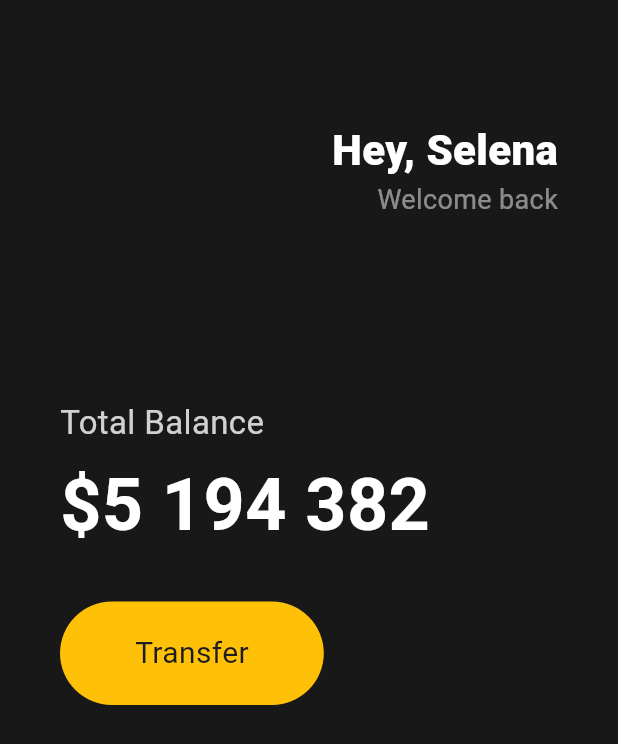
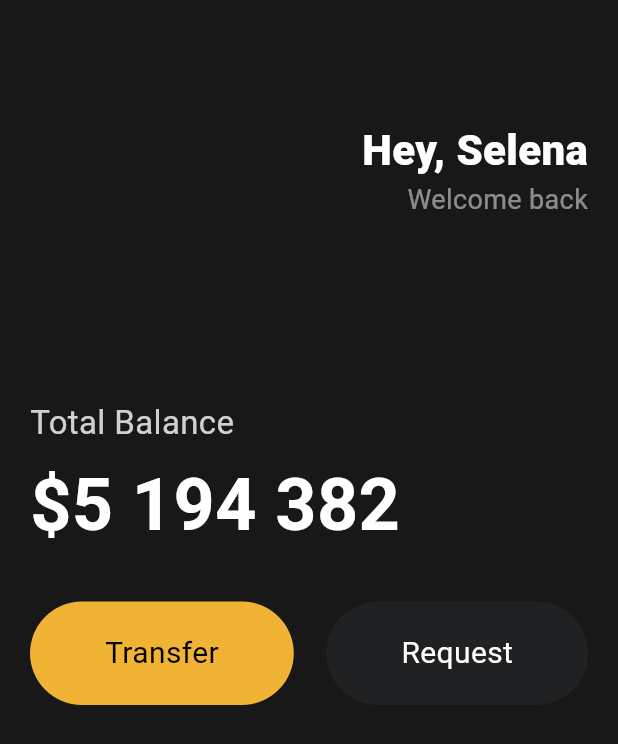
Before and after one commit to iinsue/toonflix, a Flutter app: the screen it shows after launch, on a phone screen of 412 x 824 dp. Shown: the top 744 px of the screen. Run offline on Flutter 3.47's test engine with Material 3 defaults, Android fonts, the phone set to English and light mode, and no system bars.

Commit message:
#3.5 Reusable Widgets

```diff
--- a/lib/main.dart
+++ b/lib/main.dart
@@ -1,4 +1,5 @@
 import 'package:flutter/material.dart';
+import 'package:toonflix/widgets/button.dart';
 
 void main() {
   runApp(const App());
@@ -13,7 +14,7 @@ class App extends StatelessWidget {
       home: Scaffold(
         backgroundColor: const Color(0xFF181818),
         body: Padding(
-          padding: const EdgeInsets.symmetric(horizontal: 40),
+          padding: const EdgeInsets.symmetric(horizontal: 20),
           child: Column(
             crossAxisAlignment: CrossAxisAlignment.start,
             children: [
@@ -61,20 +62,19 @@ class App extends StatelessWidget {
                 ),
               ),
               const SizedBox(height: 30),
-              Row(
+              const Row(
+                mainAxisAlignment: MainAxisAlignment.spaceBetween,
                 children: [
-                  Container(
-                    decoration: BoxDecoration(
-                      color: Colors.amber,
-                      borderRadius: BorderRadius.circular(45),
-                    ),
-                    child: const Padding(
-                      padding: EdgeInsets.symmetric(
-                        vertical: 20,
-                        horizontal: 50,
-                      ),
-                      child: Text('Transfer', style: TextStyle(fontSize: 20)),
-                    ),
+                  Button(
+                    text: "Transfer",
+                    bgColor: Color(0xFFF1B333),
+                    textColor: Colors.black,
+                  ),
+
+                  Button(
+                    text: "Request",
+                    bgColor: Color(0xFF1F2123),
+                    textColor: Colors.white,
                   ),
                 ],
               ),
--- /dev/null
+++ b/lib/widgets/button.dart
@@ -0,0 +1,28 @@
+import 'package:flutter/material.dart';
+
+class Button extends StatelessWidget {
+  final String text;
+  final Color bgColor;
+  final Color textColor;
+
+  const Button({
+    super.key,
+    required this.text,
+    required this.bgColor,
+    required this.textColor,
+  });
+
+  @override
+  Widget build(BuildContext context) {
+    return Container(
+      decoration: BoxDecoration(
+        color: bgColor,
+        borderRadius: BorderRadius.circular(45),
+      ),
+      child: Padding(
+        padding: const EdgeInsets.symmetric(vertical: 20, horizontal: 50),
+        child: Text(text, style: TextStyle(color: textColor, fontSize: 20)),
+      ),
+    );
+  }
+}
```
